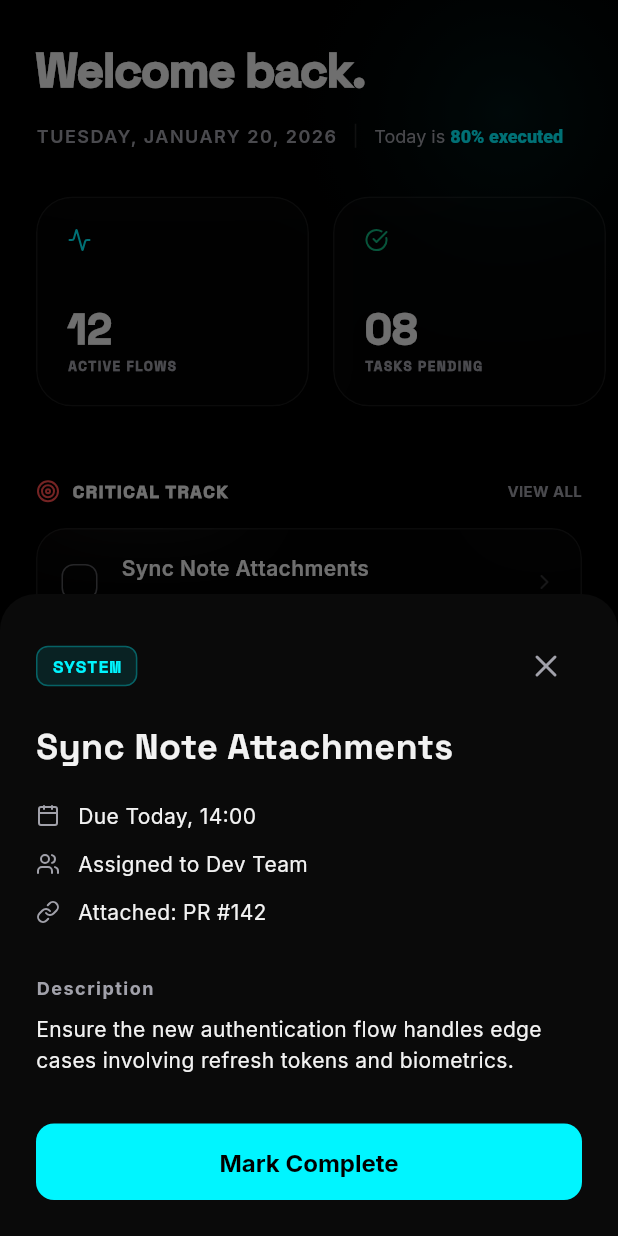
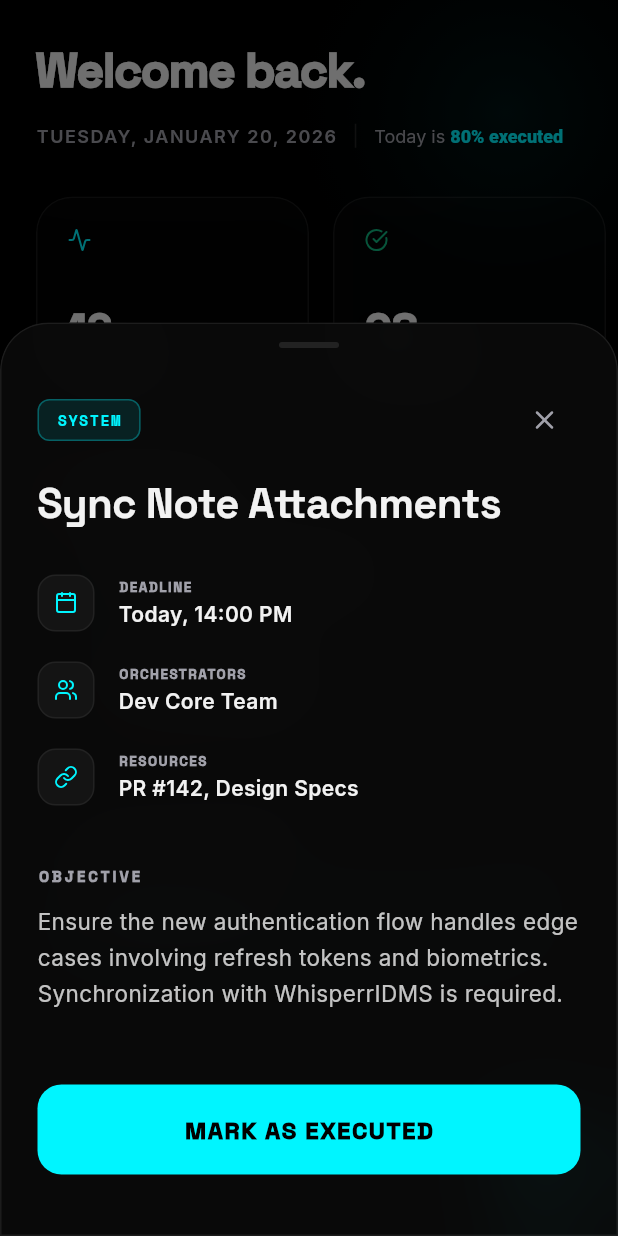
Before and after one commit to whisperrnote/flow_app, a Flutter app: the WorkflowDashboardScreen screen opened directly, after a tap on "Sync Note Attachments", on a phone screen of 412 x 824 dp. Run offline on Flutter 3.47's test engine with Material 3 defaults, Android fonts, the phone set to English and light mode, and no system bars; drawn by our look-alikes of flutter_animate; our stand-ins replace google_fonts, lucide_icons.

```diff
--- a/lib/screens/task_detail_sheet.dart
+++ b/lib/screens/task_detail_sheet.dart
@@ -2,6 +2,8 @@ import 'package:flutter/material.dart';
 import 'package:google_fonts/google_fonts.dart';
 import 'package:lucide_icons/lucide_icons.dart';
 import '../core/theme/colors.dart';
+
+import '../widgets/glass_card.dart';
 
 class TaskDetailSheet extends StatelessWidget {
   final String title;
@@ -17,21 +19,29 @@ class TaskDetailSheet extends StatelessWidget {
 
   @override
   Widget build(BuildContext context) {
-    return Container(
-      padding: const EdgeInsets.all(24),
-      decoration: const BoxDecoration(
-        color: AppColors.surface,
-        borderRadius: BorderRadius.vertical(top: Radius.circular(24)),
-      ),
+    return GlassCard(
+      borderRadius: const BorderRadius.vertical(top: Radius.circular(32)),
+      opacity: 0.9,
+      padding: const EdgeInsets.fromLTRB(24, 12, 24, 40),
       child: Column(
         mainAxisSize: MainAxisSize.min,
         crossAxisAlignment: CrossAxisAlignment.start,
         children: [
+          Center(
+            child: Container(
+              width: 40, height: 4,
+              decoration: BoxDecoration(
+                color: AppColors.borderSubtle,
+                borderRadius: BorderRadius.circular(2),
+              ),
+            ),
+          ),
+          const SizedBox(height: 24),
           Row(
             mainAxisAlignment: MainAxisAlignment.spaceBetween,
             children: [
               Container(
-                padding: const EdgeInsets.symmetric(horizontal: 10, vertical: 4),
+                padding: const EdgeInsets.symmetric(horizontal: 12, vertical: 6),
                 decoration: BoxDecoration(
                   color: tagColor.withOpacity(0.1),
                   borderRadius: BorderRadius.circular(8),
@@ -41,14 +51,15 @@ class TaskDetailSheet extends StatelessWidget {
                   tag,
                   style: GoogleFonts.spaceMono(
                     color: tagColor,
-                    fontSize: 12,
+                    fontSize: 10,
                     fontWeight: FontWeight.bold,
+                    letterSpacing: 1,
                   ),
                 ),
               ),
               IconButton(
                 onPressed: () => Navigator.pop(context),
-                icon: const Icon(LucideIcons.x, color: AppColors.gunmetal),
+                icon: const Icon(LucideIcons.x, color: AppColors.gunmetal, size: 20),
               ),
             ],
           ),
@@ -56,57 +67,59 @@ class TaskDetailSheet extends StatelessWidget {
           Text(
             title,
             style: GoogleFonts.spaceGrotesk(
-              fontSize: 24,
+              fontSize: 28,
               fontWeight: FontWeight.bold,
               color: AppColors.titanium,
               height: 1.1,
+              letterSpacing: -0.5,
             ),
           ),
-          const SizedBox(height: 24),
-
-          _buildDetailRow(LucideIcons.calendar, 'Due Today, 14:00'),
-          const SizedBox(height: 12),
-          _buildDetailRow(LucideIcons.users, 'Assigned to Dev Team'),
-          const SizedBox(height: 12),
-          _buildDetailRow(LucideIcons.link, 'Attached: PR #142'),
-
           const SizedBox(height: 32),
 
+          _buildDetailRow(LucideIcons.calendar, 'DEADLINE', 'Today, 14:00 PM'),
+          const SizedBox(height: 20),
+          _buildDetailRow(LucideIcons.users, 'ORCHESTRATORS', 'Dev Core Team'),
+          const SizedBox(height: 20),
+          _buildDetailRow(LucideIcons.link, 'RESOURCES', 'PR #142, Design Specs'),
+
+          const SizedBox(height: 40),
+
           Text(
-            'Description',
-            style: GoogleFonts.inter(
-              fontSize: 12,
-              fontWeight: FontWeight.bold,
+            'OBJECTIVE',
+            style: GoogleFonts.spaceGrotesk(
+              fontSize: 10,
+              fontWeight: FontWeight.w900,
               color: AppColors.gunmetal,
-              letterSpacing: 1,
+              letterSpacing: 2,
             ),
           ),
-          const SizedBox(height: 8),
+          const SizedBox(height: 12),
           Text(
-            'Ensure the new authentication flow handles edge cases involving refresh tokens and biometrics.',
+            'Ensure the new authentication flow handles edge cases involving refresh tokens and biometrics. Synchronization with WhisperrIDMS is required.',
             style: GoogleFonts.inter(
-              fontSize: 14,
-              color: AppColors.titanium,
-              height: 1.5,
+              fontSize: 15,
+              color: AppColors.titanium.withOpacity(0.8),
+              height: 1.6,
             ),
           ),
 
-          const SizedBox(height: 32),
+          const SizedBox(height: 48),
 
           SizedBox(
             width: double.infinity,
+            height: 60,
             child: ElevatedButton(
-              onPressed: () {},
+              onPressed: () => Navigator.pop(context),
               style: ElevatedButton.styleFrom(
                 backgroundColor: AppColors.electric,
-                padding: const EdgeInsets.symmetric(vertical: 16),
-                shape: RoundedRectangleBorder(borderRadius: BorderRadius.circular(12)),
+                shape: RoundedRectangleBorder(borderRadius: BorderRadius.circular(16)),
               ),
               child: Text(
-                'Mark Complete',
-                style: GoogleFonts.inter(
+                'MARK AS EXECUTED',
+                style: GoogleFonts.spaceGrotesk(
                   color: AppColors.voidBg,
-                  fontWeight: FontWeight.bold,
+                  fontWeight: FontWeight.w900,
+                  letterSpacing: 1,
                 ),
               ),
             ),
@@ -116,17 +129,41 @@ class TaskDetailSheet extends StatelessWidget {
     );
   }
 
-  Widget _buildDetailRow(IconData icon, String text) {
+  Widget _buildDetailRow(IconData icon, String label, String value) {
     return Row(
       children: [
-        Icon(icon, size: 16, color: AppColors.gunmetal),
-        const SizedBox(width: 12),
-        Text(
-          text,
-          style: GoogleFonts.inter(
-            color: AppColors.titanium,
-            fontSize: 14,
+        Container(
+          padding: const EdgeInsets.all(10),
+          decoration: BoxDecoration(
+            color: AppColors.surface2,
+            borderRadius: BorderRadius.circular(12),
+            border: Border.all(color: AppColors.borderSubtle),
           ),
+          child: Icon(icon, size: 16, color: AppColors.electric),
+        ),
+        const SizedBox(width: 16),
+        Column(
+          crossAxisAlignment: CrossAxisAlignment.start,
+          children: [
+            Text(
+              label,
+              style: GoogleFonts.spaceGrotesk(
+                fontSize: 9,
+                fontWeight: FontWeight.w900,
+                color: AppColors.gunmetal,
+                letterSpacing: 1,
+              ),
+            ),
+            const SizedBox(height: 2),
+            Text(
+              value,
+              style: GoogleFonts.inter(
+                color: AppColors.titanium,
+                fontSize: 14,
+                fontWeight: FontWeight.w600,
+              ),
+            ),
+          ],
         ),
       ],
     );
```
